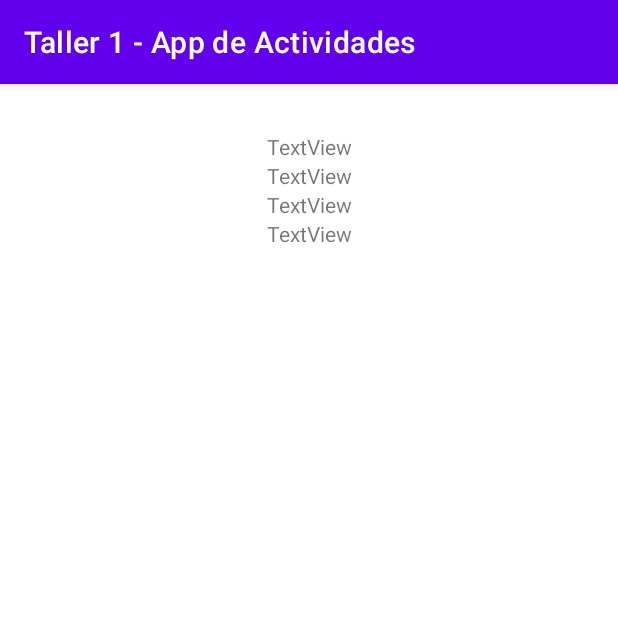
After one commit to Betico1928/Taller-1---App-de-actividades, an Android app: the mostrarPaisActivity screen opened directly, with no data from a screen before it, on a phone screen of 412 x 824 dp, the top half of it. The commit adds this screen. Run offline under Robolectric (Android 15) with nearby library versions, the phone set to English and light mode, and no system bars; network calls fail; Roboto replaces fonts that are not available here; 1 statement that could not run was skipped.

Commit message:
Voy a llorar

```diff
--- a/app/src/main/AndroidManifest.xml
+++ b/app/src/main/AndroidManifest.xml
@@ -1,6 +1,7 @@
 <?xml version="1.0" encoding="utf-8"?>
 <manifest xmlns:android="http://schemas.android.com/apk/res/android"
     xmlns:tools="http://schemas.android.com/tools">
+
     <uses-permission android:name="android.permission.INTERNET" />
 
     <application
@@ -12,6 +13,9 @@
         android:supportsRtl="true"
         android:theme="@style/Theme.Taller1AppDeActividades"
         tools:targetApi="31">
+        <activity
+            android:name=".mostrarPaisActivity"
+            android:exported="false" />
         <activity
             android:name=".CountriesActivity"
             android:exported="false" />
--- a/app/src/main/java/javeriana/edu/co/taller1_appdeactividades/CountriesActivity.kt
+++ b/app/src/main/java/javeriana/edu/co/taller1_appdeactividades/CountriesActivity.kt
@@ -1,5 +1,6 @@
 package javeriana.edu.co.taller1_appdeactividades
 
+import android.content.Intent
 import androidx.appcompat.app.AppCompatActivity
 import android.os.Bundle
 import android.util.Log
@@ -23,6 +24,15 @@ class CountriesActivity : AppCompatActivity() {
         cargarArregloTipoCountry()
         val adapter = ArrayAdapter<Country>(this, android.R.layout.simple_list_item_1, arregloPais)
         binding.listaDePaises.adapter=adapter
+
+        binding.listaDePaises.setOnItemClickListener { p1, p2, p3, p4 ->
+            val paisSeleccionado = arregloPais[p3]
+
+            val pasarAMostrarPaisActivity = Intent(this, mostrarPaisActivity::class.java)
+            Log.i("ContriesActivity", "Flag 1")
+            pasarAMostrarPaisActivity.putExtra("paisSeleccionado", paisSeleccionado )
+            Log.i("ContriesActivity", "Flag 2")
+        }
     }
 
     fun loadCountries() : String{
--- /dev/null
+++ b/app/src/main/java/javeriana/edu/co/taller1_appdeactividades/mostrarPaisActivity.kt
@@ -0,0 +1,23 @@
+package javeriana.edu.co.taller1_appdeactividades
+
+import androidx.appcompat.app.AppCompatActivity
+import android.os.Bundle
+import androidx.appcompat.app.ActionBar
+import javeriana.edu.co.taller1_appdeactividades.databinding.ActivityMainBinding
+import javeriana.edu.co.taller1_appdeactividades.databinding.ActivityMostrarPaisBinding
+
+class mostrarPaisActivity : AppCompatActivity()
+{
+    private lateinit var bindingmostrarPais: ActivityMostrarPaisBinding
+
+    override fun onCreate(savedInstanceState: Bundle?)
+    {
+        super.onCreate(savedInstanceState)
+        bindingmostrarPais = ActivityMostrarPaisBinding.inflate(layoutInflater)
+        setContentView(bindingmostrarPais.root)
+
+        var paisSeleccionado = intent.getSerializableExtra("paisSeleccionado")
+
+        bindingmostrarPais.nombrePais.text = paisSeleccionado
+    }
+}
--- /dev/null
+++ b/app/src/main/res/layout/activity_mostrar_pais.xml
@@ -0,0 +1,45 @@
+<?xml version="1.0" encoding="utf-8"?>
+<androidx.constraintlayout.widget.ConstraintLayout xmlns:android="http://schemas.android.com/apk/res/android"
+    xmlns:app="http://schemas.android.com/apk/res-auto"
+    xmlns:tools="http://schemas.android.com/tools"
+    android:layout_width="match_parent"
+    android:layout_height="match_parent"
+    tools:context=".mostrarPaisActivity">
+
+    <TextView
+        android:id="@+id/capital"
+        android:layout_width="wrap_content"
+        android:layout_height="wrap_content"
+        android:layout_marginTop="32dp"
+        android:text="TextView"
+        app:layout_constraintEnd_toEndOf="parent"
+        app:layout_constraintStart_toStartOf="parent"
+        app:layout_constraintTop_toTopOf="parent" />
+
+    <TextView
+        android:id="@+id/nombre_pais"
+        android:layout_width="wrap_content"
+        android:layout_height="wrap_content"
+        android:text="TextView"
+        app:layout_constraintEnd_toEndOf="parent"
+        app:layout_constraintStart_toStartOf="parent"
+        app:layout_constraintTop_toBottomOf="@+id/capital" />
+
+    <TextView
+        android:id="@+id/nombre_pais_int"
+        android:layout_width="wrap_content"
+        android:layout_height="wrap_content"
+        android:text="TextView"
+        app:layout_constraintEnd_toEndOf="parent"
+        app:layout_constraintStart_toStartOf="parent"
+        app:layout_constraintTop_toBottomOf="@+id/nombre_pais" />
+
+    <TextView
+        android:id="@+id/sigla"
+        android:layout_width="wrap_content"
+        android:layout_height="wrap_content"
+        android:text="TextView"
+        app:layout_constraintEnd_toEndOf="parent"
+        app:layout_constraintStart_toStartOf="parent"
+        app:layout_constraintTop_toBottomOf="@+id/nombre_pais_int" />
+</androidx.constraintlayout.widget.ConstraintLayout>
```
